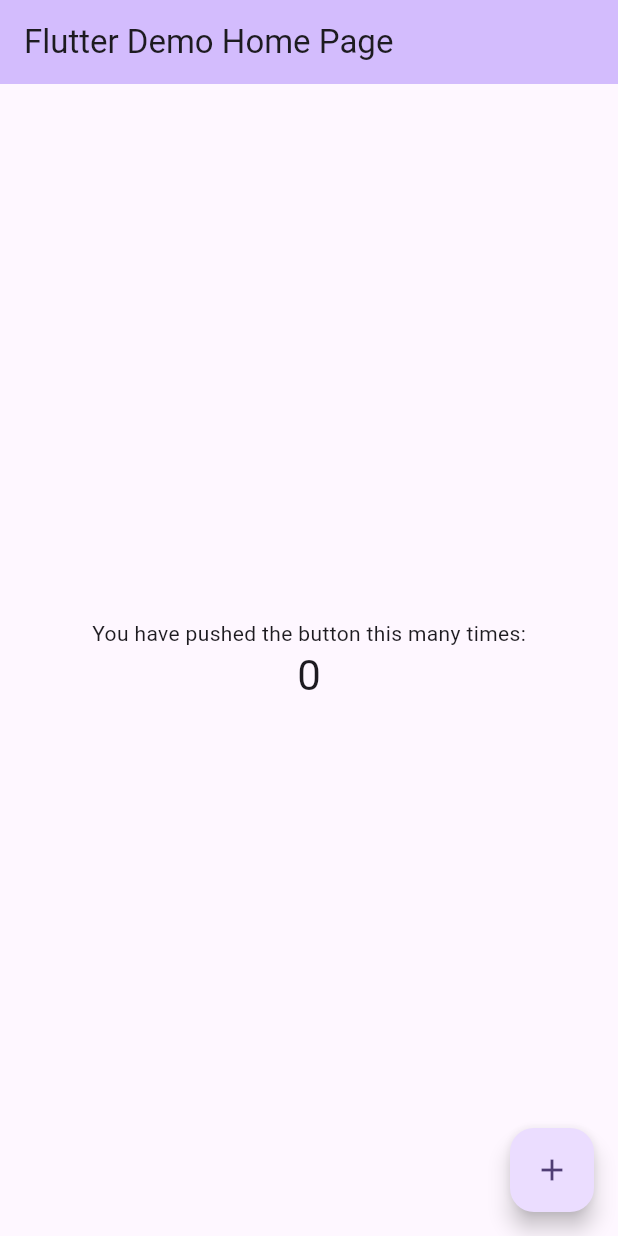
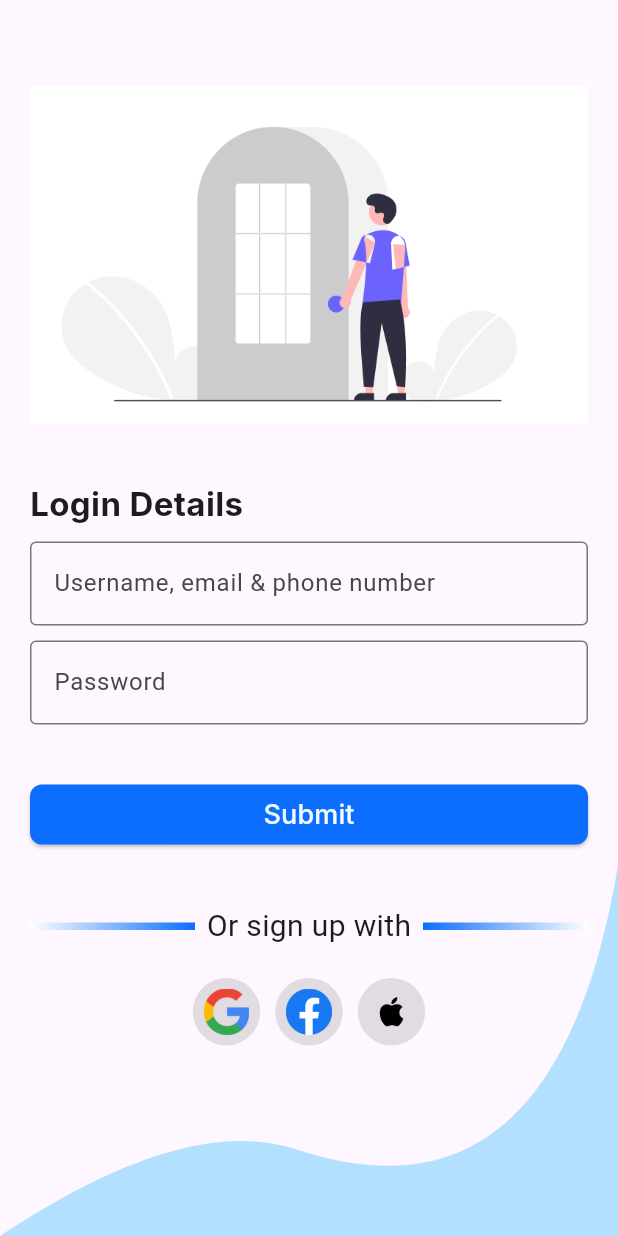
Before and after one commit to mobasaradev/shoe_shop, a Flutter app: the screen it shows after launch, on a phone screen of 412 x 824 dp. Run offline on Flutter 3.47's test engine with Material 2 defaults, Android fonts, the phone set to English and light mode, and no system bars; our stand-ins replace google_fonts.

Commit message:
added login screen

```diff
--- /dev/null
+++ b/lib/app.dart
@@ -0,0 +1,18 @@
+import 'package:flutter/material.dart';
+import 'package:shoe_shop/modules/login/login.dart';
+
+class MyApp extends StatelessWidget {
+  const MyApp({super.key});
+
+  @override
+  Widget build(BuildContext context) {
+    return MaterialApp(
+      title: 'Flutter Demo',
+      theme: ThemeData(
+        colorScheme: ColorScheme.fromSeed(seedColor: Colors.deepPurple),
+        useMaterial3: true,
+      ),
+      home: const LoginScreen(),
+    );
+  }
+}
--- a/lib/main.dart
+++ b/lib/main.dart
@@ -1,125 +1,7 @@
 import 'package:flutter/material.dart';
+
+import 'app.dart';
 
 void main() {
   runApp(const MyApp());
 }
-
-class MyApp extends StatelessWidget {
-  const MyApp({super.key});
-
-  // This widget is the root of your application.
-  @override
-  Widget build(BuildContext context) {
-    return MaterialApp(
-      title: 'Flutter Demo',
-      theme: ThemeData(
-        // This is the theme of your application.
-        //
-        // TRY THIS: Try running your application with "flutter run". You'll see
-        // the application has a blue toolbar. Then, without quitting the app,
-        // try changing the seedColor in the colorScheme below to Colors.green
-        // and then invoke "hot reload" (save your changes or press the "hot
-        // reload" button in a Flutter-supported IDE, or press "r" if you used
-        // the command line to start the app).
-        //
-        // Notice that the counter didn't reset back to zero; the application
-        // state is not lost during the reload. To reset the state, use hot
-        // restart instead.
-        //
-        // This works for code too, not just values: Most code changes can be
-        // tested with just a hot reload.
-        colorScheme: ColorScheme.fromSeed(seedColor: Colors.deepPurple),
-        useMaterial3: true,
-      ),
-      home: const MyHomePage(title: 'Flutter Demo Home Page'),
-    );
-  }
-}
-
-class MyHomePage extends StatefulWidget {
-  const MyHomePage({super.key, required this.title});
-
-  // This widget is the home page of your application. It is stateful, meaning
-  // that it has a State object (defined below) that contains fields that affect
-  // how it looks.
-
-  // This class is the configuration for the state. It holds the values (in this
-  // case the title) provided by the parent (in this case the App widget) and
-  // used by the build method of the State. Fields in a Widget subclass are
-  // always marked "final".
-
-  final String title;
-
-  @override
-  State<MyHomePage> createState() => _MyHomePageState();
-}
-
-class _MyHomePageState extends State<MyHomePage> {
-  int _counter = 0;
-
-  void _incrementCounter() {
-    setState(() {
-      // This call to setState tells the Flutter framework that something has
-      // changed in this State, which causes it to rerun the build method below
-      // so that the display can reflect the updated values. If we changed
-      // _counter without calling setState(), then the build method would not be
-      // called again, and so nothing would appear to happen.
-      _counter++;
-    });
-  }
-
-  @override
-  Widget build(BuildContext context) {
-    // This method is rerun every time setState is called, for instance as done
-    // by the _incrementCounter method above.
-    //
-    // The Flutter framework has been optimized to make rerunning build methods
-    // fast, so that you can just rebuild anything that needs updating rather
-    // than having to individually change instances of widgets.
-    return Scaffold(
-      appBar: AppBar(
-        // TRY THIS: Try changing the color here to a specific color (to
-        // Colors.amber, perhaps?) and trigger a hot reload to see the AppBar
-        // change color while the other colors stay the same.
-        backgroundColor: Theme.of(context).colorScheme.inversePrimary,
-        // Here we take the value from the MyHomePage object that was created by
-        // the App.build method, and use it to set our appbar title.
-        title: Text(widget.title),
-      ),
-      body: Center(
-        // Center is a layout widget. It takes a single child and positions it
-        // in the middle of the parent.
-        child: Column(
-          // Column is also a layout widget. It takes a list of children and
-          // arranges them vertically. By default, it sizes itself to fit its
-          // children horizontally, and tries to be as tall as its parent.
-          //
-          // Column has various properties to control how it sizes itself and
-          // how it positions its children. Here we use mainAxisAlignment to
-          // center the children vertically; the main axis here is the vertical
-          // axis because Columns are vertical (the cross axis would be
-          // horizontal).
-          //
-          // TRY THIS: Invoke "debug painting" (choose the "Toggle Debug Paint"
-          // action in the IDE, or press "p" in the console), to see the
-          // wireframe for each widget.
-          mainAxisAlignment: MainAxisAlignment.center,
-          children: <Widget>[
-            const Text(
-              'You have pushed the button this many times:',
-            ),
-            Text(
-              '$_counter',
-              style: Theme.of(context).textTheme.headlineMedium,
-            ),
-          ],
-        ),
-      ),
-      floatingActionButton: FloatingActionButton(
-        onPressed: _incrementCounter,
-        tooltip: 'Increment',
-        child: const Icon(Icons.add),
-      ), // This trailing comma makes auto-formatting nicer for build methods.
-    );
-  }
-}
--- /dev/null
+++ b/lib/modules/login/login.dart
@@ -0,0 +1,212 @@
+import 'package:flutter/material.dart';
+import 'package:shoe_shop/modules/widgets/custom_screen_padding.dart';
+import 'package:shoe_shop/theme/app_colors.dart';
+import 'package:shoe_shop/theme/app_text_theme.dart';
+import 'package:shoe_shop/utils/asset_paths.dart';
+
+import '../widgets/curved_paint.dart';
+
+class LoginScreen extends StatefulWidget {
+  const LoginScreen({super.key});
+
+  @override
+  State<LoginScreen> createState() => _LoginScreenState();
+}
+
+class _LoginScreenState extends State<LoginScreen> {
+  final _formKey = GlobalKey<FormState>();
+  final _emailController = TextEditingController();
+  final _passwordController = TextEditingController();
+
+  @override
+  Widget build(BuildContext context) {
+    return Scaffold(
+      body: SizedBox(
+        width: double.infinity,
+        height: double.infinity,
+        child: CustomPaint(
+          size: const Size(double.infinity, double.infinity),
+          painter: CurvedPainter(),
+          child: CustomScreenPadding(
+            child: SingleChildScrollView(
+              child: Column(
+                children: [
+                  Container(
+                    width: double.infinity,
+                    height: 300,
+                    decoration: const BoxDecoration(
+                      image: DecorationImage(
+                        image: AssetImage(AssetPaths.loginTop),
+                      ),
+                    ),
+                  ),
+                  Align(
+                    alignment: Alignment.centerLeft,
+                    child: Text(
+                      'Login Details',
+                      style: AppTextTheme.common.titleMedium,
+                    ),
+                  ),
+                  const SizedBox(height: 10),
+                  Form(
+                    key: _formKey,
+                    child: Column(
+                      crossAxisAlignment: CrossAxisAlignment.stretch,
+                      children: [
+                        TextFormField(
+                          controller: _emailController,
+                          keyboardType: TextInputType.emailAddress,
+                          validator: (value) {
+                            if (value == null || value.isEmpty) {
+                              return 'Please enter email !';
+                            } else if (!value.contains("@")) {
+                              return "Please enter valid email !";
+                            }
+                            return null;
+                          },
+                          decoration: const InputDecoration(
+                            hintText: 'Username, email & phone number',
+                            border: OutlineInputBorder(),
+                          ),
+                        ),
+                        const SizedBox(height: 10),
+                        TextFormField(
+                          controller: _passwordController,
+                          keyboardType: TextInputType.text,
+                          validator: (value) {
+                            if (value == null ||
+                                value.isEmpty ||
+                                value.length <= 6) {
+                              return 'Please enter valid Password';
+                            }
+                            return null;
+                          },
+                          obscureText: true,
+                          decoration: const InputDecoration(
+                            hintText: 'Password',
+                            border: OutlineInputBorder(),
+                          ),
+                        ),
+                        const SizedBox(height: 20),
+                        Padding(
+                          padding: const EdgeInsets.symmetric(vertical: 16),
+                          child: ElevatedButton(
+                            onPressed: () {
+                              if (_formKey.currentState!.validate()) {
+                                ScaffoldMessenger.of(context).showSnackBar(
+                                  const SnackBar(
+                                    content: Text('Processing Data'),
+                                  ),
+                                );
+                              } else {
+                                ScaffoldMessenger.of(context).showSnackBar(
+                                  const SnackBar(
+                                    content: Center(
+                                      child: Text('Please enter valid input'),
+                                    ),
+                                  ),
+                                );
+                              }
+                            },
+                            style: ElevatedButton.styleFrom(
+                              backgroundColor: AppColors.primaryButton,
+                              foregroundColor: AppColors.whiteText,
+                              padding: const EdgeInsets.symmetric(vertical: 7),
+                              shape: RoundedRectangleBorder(
+                                borderRadius: BorderRadius.circular(8),
+                              ),
+                            ),
+                            child: Text(
+                              'Submit',
+                              style: AppTextTheme.common.bodyLarge,
+                            ),
+                          ),
+                        ),
+                      ],
+                    ),
+                  ),
+                  const SizedBox(height: 20),
+                  Row(
+                    mainAxisAlignment: MainAxisAlignment.spaceBetween,
+                    children: [
+                      Container(
+                        height: 5,
+                        width: 110,
+                        decoration: const BoxDecoration(
+                          gradient: LinearGradient(
+                            colors: [
+                              AppColors.primaryButton,
+                              AppColors.white,
+                            ],
+                            begin: Alignment.centerRight,
+                            end: Alignment.centerLeft,
+                          ),
+                        ),
+                      ),
+                      const Text(
+                        'Or sign up with',
+                        style: TextStyle(fontSize: 20),
+                      ),
+                      Container(
+                        height: 5,
+                        width: 110,
+                        decoration: const BoxDecoration(
+                          gradient: LinearGradient(
+                            colors: [
+                              AppColors.primaryButton,
+                              AppColors.white,
+                            ],
+                            begin: Alignment.centerLeft,
+                            end: Alignment.centerRight,
+                          ),
+                        ),
+                      ),
+                    ],
+                  ),
+                  const SizedBox(height: 20),
+                  Row(
+                    mainAxisAlignment: MainAxisAlignment.center,
+                    children: [
+                      _buildImageButton(
+                        AppColors.grey,
+                        AssetPaths.googleIcon,
+                      ),
+                      const SizedBox(width: 10),
+                      _buildImageButton(
+                        AppColors.grey,
+                        AssetPaths.facebookIcon,
+                      ),
+                      const SizedBox(width: 10),
+                      _buildImageButton(
+                        AppColors.grey,
+                        AssetPaths.appleIcon,
+                      ),
+                    ],
+                  ),
+                ],
+              ),
+            ),
+          ),
+        ),
+      ),
+    );
+  }
+
+  _buildImageButton(Color backgroundColor, String imageUrl) {
+    return InkWell(
+      onTap: () {},
+      child: Container(
+        width: 45,
+        height: 45,
+        padding: const EdgeInsets.all(7),
+        decoration: BoxDecoration(
+          color: backgroundColor.withOpacity(0.3),
+          borderRadius: BorderRadius.circular(40),
+        ),
+        child: Center(
+          child: Image.asset(imageUrl),
+        ),
+      ),
+    );
+  }
+}
--- /dev/null
+++ b/lib/modules/widgets/curved_paint.dart
@@ -0,0 +1,46 @@
+import 'package:flutter/material.dart';
+
+import '../../theme/app_colors.dart';
+
+class CurvedPainter extends CustomPainter {
+  @override
+  void paint(Canvas canvas, Size size) {
+    var paint = Paint()
+      ..color = AppColors.painter
+      ..strokeWidth = 15;
+
+    var path = Path();
+
+    path.moveTo(
+      0,
+      size.height,
+    );
+    path.quadraticBezierTo(
+      size.width * 0.3,
+      size.height * 0.9,
+      size.width * 0.48,
+      size.height * 0.93,
+    );
+    path.quadraticBezierTo(
+      size.width * .9,
+      size.height,
+      size.width * 1.0,
+      size.height * 0.7,
+    );
+    path.lineTo(
+      size.width,
+      size.height,
+    );
+    path.lineTo(
+      0,
+      size.height,
+    );
+
+    canvas.drawPath(path, paint);
+  }
+
+  @override
+  bool shouldRepaint(CustomPainter oldDelegate) {
+    return true;
+  }
+}
--- /dev/null
+++ b/lib/modules/widgets/custom_screen_padding.dart
@@ -0,0 +1,14 @@
+import 'package:flutter/material.dart';
+
+class CustomScreenPadding extends StatelessWidget {
+  const CustomScreenPadding({super.key, required this.child});
+  final Widget child;
+
+  @override
+  Widget build(BuildContext context) {
+    return Padding(
+      padding: const EdgeInsets.all(20),
+      child: child,
+    );
+  }
+}
--- /dev/null
+++ b/lib/theme/app_colors.dart
@@ -0,0 +1,28 @@
+import 'package:flutter/material.dart';
+
+class AppColors {
+  AppColors._();
+  // Primary Colors
+  static const white = Colors.white;
+  static const black = Colors.black;
+  static const grey = Colors.grey;
+
+  // Background color
+  static const lightPrimaryBg = Color(0xFFf8f9fa);
+  static const darkPrimaryBg = Color(0xFF1a2530);
+  static const painter = Color(0xFFb3e0ff);
+
+  // Button colors
+  static const primaryButton = Color(0xFF0b6efe);
+  static const secondaryButton = Color(0xFF5b9ee1);
+  static const disableButton = Color(0xFFb6d3ff);
+
+  // Text colors
+  static const primaryText = Color(0xFF1a2530);
+  static const secondaryText = Color(0xFF707b81);
+  static const tertiaryText = Color(0xFF5b9ee1);
+  static const whiteText = Color(0xFFF2FCFF);
+
+  // transparent
+  static const transparent = Colors.transparent;
+}
--- /dev/null
+++ b/lib/theme/app_text_theme.dart
@@ -0,0 +1,46 @@
+import 'package:flutter/material.dart';
+import 'package:google_fonts/google_fonts.dart';
+
+class AppTextTheme {
+  AppTextTheme._();
+  static final _textStyle = GoogleFonts.inter();
+
+  static TextTheme common = TextTheme(
+    headlineLarge: _textStyle.copyWith(
+      fontWeight: FontWeight.bold,
+      fontSize: 30,
+    ),
+    headlineMedium: _textStyle.copyWith(
+      fontWeight: FontWeight.bold,
+      fontSize: 28,
+    ),
+    headlineSmall: _textStyle.copyWith(
+      fontWeight: FontWeight.bold,
+      fontSize: 26,
+    ),
+    titleLarge: _textStyle.copyWith(
+      fontWeight: FontWeight.bold,
+      fontSize: 24,
+    ),
+    titleMedium: _textStyle.copyWith(
+      fontWeight: FontWeight.bold,
+      fontSize: 22,
+    ),
+    titleSmall: _textStyle.copyWith(
+      fontWeight: FontWeight.bold,
+      fontSize: 20,
+    ),
+    bodyLarge: _textStyle.copyWith(
+      fontSize: 18,
+      fontWeight: FontWeight.w500,
+    ),
+    bodyMedium: _textStyle.copyWith(
+      fontSize: 16,
+      fontWeight: FontWeight.w500,
+    ),
+    bodySmall: _textStyle.copyWith(
+      fontSize: 14,
+      fontWeight: FontWeight.w500,
+    ),
+  );
+}
--- /dev/null
+++ b/lib/utils/asset_paths.dart
@@ -0,0 +1,8 @@
+class AssetPaths {
+  const AssetPaths._();
+  static const _imagesPath = 'assets/images';
+  static const loginTop = '$_imagesPath/top.png';
+  static const googleIcon = '$_imagesPath/google_icon.png';
+  static const facebookIcon = '$_imagesPath/facebook_icon.png';
+  static const appleIcon = '$_imagesPath/apple_icon.png';
+}
--- a/pubspec.yaml
+++ b/pubspec.yaml
@@ -35,6 +35,7 @@ dependencies:
   # The following adds the Cupertino Icons font to your application.
   # Use with the CupertinoIcons class for iOS style icons.
   cupertino_icons: ^1.0.2
+  google_fonts: ^5.1.0
 
 dev_dependencies:
   flutter_test:
@@ -59,8 +60,8 @@ flutter:
   uses-material-design: true
 
   # To add assets to your application, add an assets section, like this:
-  # assets:
-  #   - images/a_dot_burr.jpeg
+  assets:
+    - assets/images/
   #   - images/a_dot_ham.jpeg
 
   # An image asset can refer to one or more resolution-specific "variants", see
```
Also changed, not shown: assets/images/apple_icon.png (added), assets/images/facebook_icon.png (added), assets/images/google_icon.png (added), assets/images/top.png (added), pubspec.lock, 2 other files.
